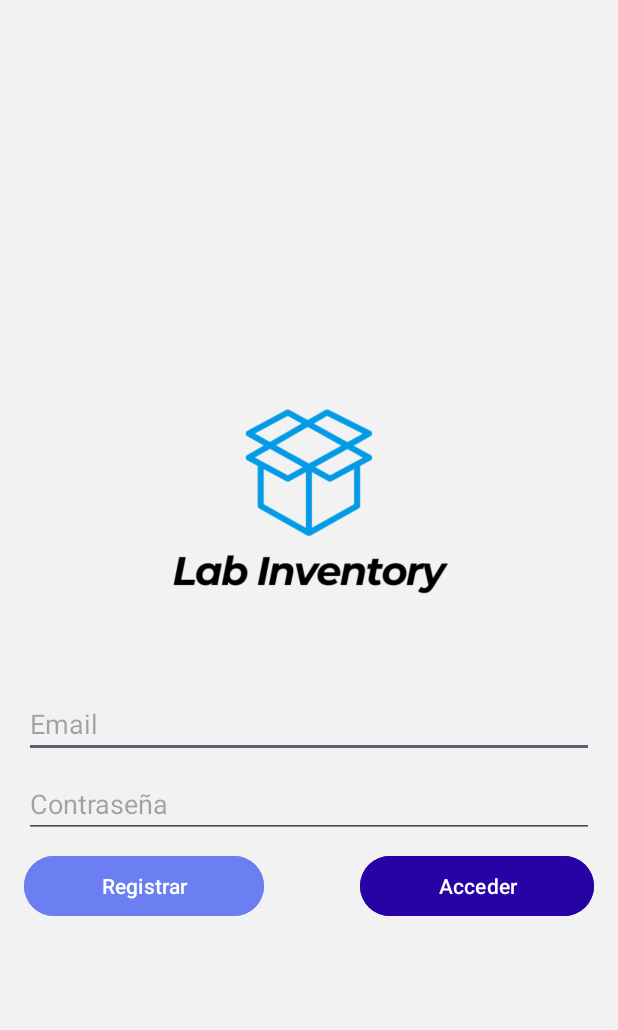
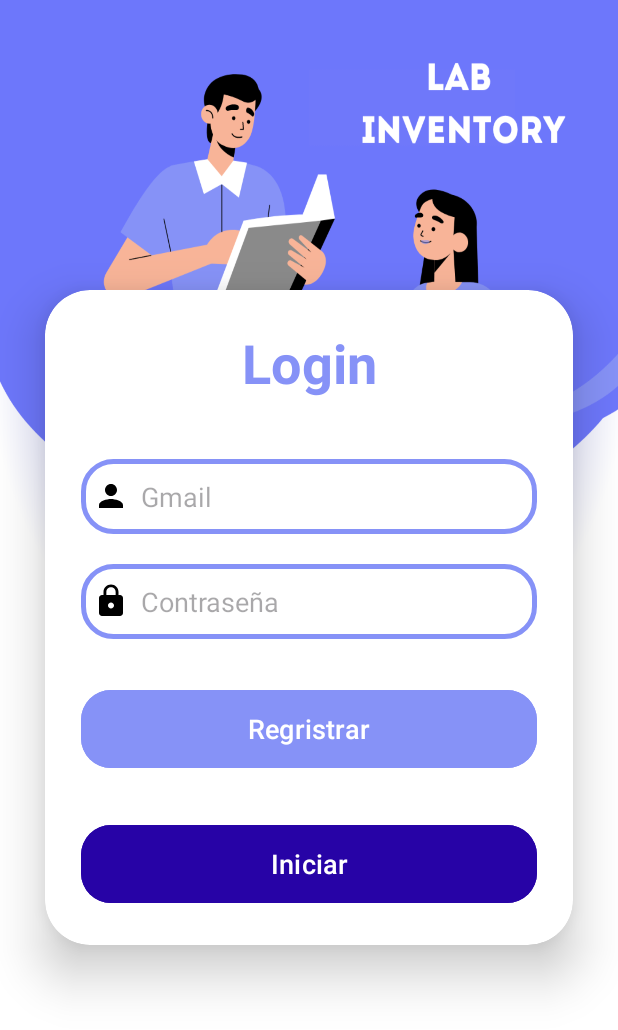
Before and after one commit to MarceloAM94/Lab-Inventory, an Android app: the screen it shows after launch (AuthActivity), on a phone screen of 412 x 824 dp. Shown: the top 1030 px of the screen. Run offline under Robolectric (Android 15) with nearby library versions, the phone set to English and light mode, and no system bars; our stand-ins replace Firebase (no records; nobody signed in at launch, a user with empty details on screens opened directly).

Commit message:
Diseño Login

```diff
--- /dev/null
+++ b/app/src/main/res/drawable/baseline_lock_24.xml
@@ -0,0 +1,5 @@
+<vector xmlns:android="http://schemas.android.com/apk/res/android" android:height="24dp" android:tint="#000000" android:viewportHeight="24" android:viewportWidth="24" android:width="24dp">
+
+    <path android:fillColor="@android:color/white" android:pathData="M18,8h-1L17,6c0,-2.76 -2.24,-5 -5,-5S7,3.24 7,6v2L6,8c-1.1,0 -2,0.9 -2,2v10c0,1.1 0.9,2 2,2h12c1.1,0 2,-0.9 2,-2L20,10c0,-1.1 -0.9,-2 -2,-2zM12,17c-1.1,0 -2,-0.9 -2,-2s0.9,-2 2,-2 2,0.9 2,2 -0.9,2 -2,2zM15.1,8L8.9,8L8.9,6c0,-1.71 1.39,-3.1 3.1,-3.1 1.71,0 3.1,1.39 3.1,3.1v2z"/>
+
+</vector>
--- /dev/null
+++ b/app/src/main/res/drawable/baseline_person_24.xml
@@ -0,0 +1,5 @@
+<vector xmlns:android="http://schemas.android.com/apk/res/android" android:height="24dp" android:tint="#000000" android:viewportHeight="24" android:viewportWidth="24" android:width="24dp">
+
+    <path android:fillColor="@android:color/white" android:pathData="M12,12c2.21,0 4,-1.79 4,-4s-1.79,-4 -4,-4 -4,1.79 -4,4 1.79,4 4,4zM12,14c-2.67,0 -8,1.34 -8,4v2h16v-2c0,-2.66 -5.33,-4 -8,-4z"/>
+
+</vector>
--- /dev/null
+++ b/app/src/main/res/drawable/custom_edittext.xml
@@ -0,0 +1,12 @@
+<?xml version="1.0" encoding="utf-8"?>
+<shape xmlns:android="http://schemas.android.com/apk/res/android"
+    android:shape="rectangle">
+
+    <stroke
+        android:width="3dp"
+        android:color="@color/purple"/>
+
+    <corners
+        android:radius="20dp"/>
+
+</shape>
--- a/app/src/main/res/layout/activity_auth.xml
+++ b/app/src/main/res/layout/activity_auth.xml
@@ -1,83 +1,86 @@
 <?xml version="1.0" encoding="utf-8"?>
-<androidx.constraintlayout.widget.ConstraintLayout xmlns:android="http://schemas.android.com/apk/res/android"
+<LinearLayout
+    xmlns:android="http://schemas.android.com/apk/res/android"
     xmlns:app="http://schemas.android.com/apk/res-auto"
     xmlns:tools="http://schemas.android.com/tools"
-    android:id="@+id/main"
+    xmlns:card_view="http://schemas.android.com/apk/res-auto"
     android:layout_width="match_parent"
     android:layout_height="match_parent"
-    android:background="@color/background"
-    tools:context=".AuthActivity">
+    android:orientation="vertical"
+    android:gravity="center"
+    android:background="@drawable/fondo_login"
+    tools:context=".HomeActivity">
 
-    <LinearLayout
-        android:layout_width="0dp"
+    <androidx.cardview.widget.CardView
+        android:layout_width="match_parent"
         android:layout_height="wrap_content"
-        android:layout_marginStart="16dp"
-        android:layout_marginEnd="16dp"
-        android:orientation="vertical"
-        app:layout_constraintBottom_toBottomOf="parent"
-        app:layout_constraintEnd_toEndOf="parent"
-        app:layout_constraintStart_toStartOf="parent"
-        app:layout_constraintTop_toTopOf="parent">
-
-        <ImageView
-            android:id="@+id/imageView"
-            android:layout_width="match_parent"
-            android:layout_height="250dp"
-            android:scaleType="fitCenter"
-            app:srcCompat="@drawable/lab_inventory_logo" />
-
-        <EditText
-            android:id="@+id/emailEditText"
+        android:layout_margin="30dp"
+        app:cardCornerRadius="30dp"
+        app:cardElevation="20dp"
+        android:background="@drawable/custom_edittext">
+        <LinearLayout
             android:layout_width="match_parent"
             android:layout_height="wrap_content"
-            android:ems="10"
-            android:hint="@string/email"
-            android:inputType="textEmailAddress" />
+            android:orientation="vertical"
+            android:layout_gravity="center_horizontal"
+            android:padding="24dp">
+            <TextView
+                android:layout_width="match_parent"
+                android:layout_height="wrap_content"
+                android:text="Login"
+                android:id="@+id/loginText"
+                android:textSize="36sp"
+                android:textAlignment="center"
+                android:textStyle="bold"
+                android:textColor="@color/purple"/>
+            <EditText
+                android:layout_width="match_parent"
+                android:layout_height="50dp"
+                android:id="@+id/emailEditText"
+                android:background="@drawable/custom_edittext"
+                android:drawableLeft="@drawable/baseline_person_24"
+                android:drawablePadding="8dp"
+                android:hint="Gmail"
+                android:padding="8dp"
+                android:textColor="@color/black"
+                android:textColorHighlight="@color/cardview_dark_background"
+                android:layout_marginTop="40dp"/>
+            <EditText
+                android:layout_width="match_parent"
+                android:layout_height="50dp"
+                android:id="@+id/passwordEditText"
+                android:background="@drawable/custom_edittext"
+                android:drawableLeft="@drawable/baseline_lock_24"
+                android:drawablePadding="8dp"
+                android:hint="Contraseña"
+                android:padding="8dp"
+                android:inputType="textPassword"
+                android:textColor="@color/black"
+                android:textColorHighlight="@color/cardview_dark_background"
+                android:layout_marginTop="20dp"/>
 
-        <Space
-            android:layout_width="match_parent"
-            android:layout_height="8dp" />
-
-        <EditText
-            android:id="@+id/passwordEditText"
-            android:layout_width="match_parent"
-            android:layout_height="wrap_content"
-            android:ems="10"
-            android:hint="Contraseña"
-            android:inputType="textPassword" />
-
-        <Space
-            android:layout_width="match_parent"
-            android:layout_height="8dp" />
-
-        <LinearLayout
-            android:layout_width="match_parent"
-            android:layout_height="match_parent"
-            android:orientation="horizontal">
 
             <Button
+                android:layout_width="match_parent"
+                android:layout_height="60dp"
                 android:id="@+id/singUpButton"
-                android:layout_width="wrap_content"
-                android:layout_height="wrap_content"
-                android:layout_weight="1"
-                android:backgroundTint="@color/colorPrimary"
-                android:text="@string/registrar"
-                android:textColor="@android:color/white" />
-
-            <Space
-                android:layout_width="8dp"
-                android:layout_height="wrap_content"
-                android:layout_weight="1" />
+                android:text="Regristrar"
+                android:textSize="18sp"
+                android:layout_marginTop="30dp"
+                android:backgroundTint="@color/purple"
+                app:cornerRadius = "20dp"/>
 
             <Button
+                android:layout_width="match_parent"
+                android:layout_height="60dp"
                 android:id="@+id/logInButton"
-                android:layout_width="wrap_content"
-                android:layout_height="wrap_content"
-                android:layout_weight="1"
+                android:text="Iniciar"
+                android:textSize="18sp"
+                android:layout_marginTop="30dp"
                 android:backgroundTint="@color/colorPrimaryDark"
-                android:text="@string/acceder"
-                android:textColor="@android:color/white" />
+                app:cornerRadius = "20dp"/>
+
         </LinearLayout>
-    </LinearLayout>
+    </androidx.cardview.widget.CardView>
 
-</androidx.constraintlayout.widget.ConstraintLayout>
+</LinearLayout>
--- a/app/src/main/res/values/colors.xml
+++ b/app/src/main/res/values/colors.xml
@@ -7,4 +7,5 @@
     <color name="colorAccent">#8596F2</color>
     <color name="background">#F2F2F2</color>
     <color name="notis">#150259</color>
+    <color name="purple">#8692f7</color>
 </resources>
```
Also changed, not shown: app/src/main/res/drawable/fondo_login.png (added).
